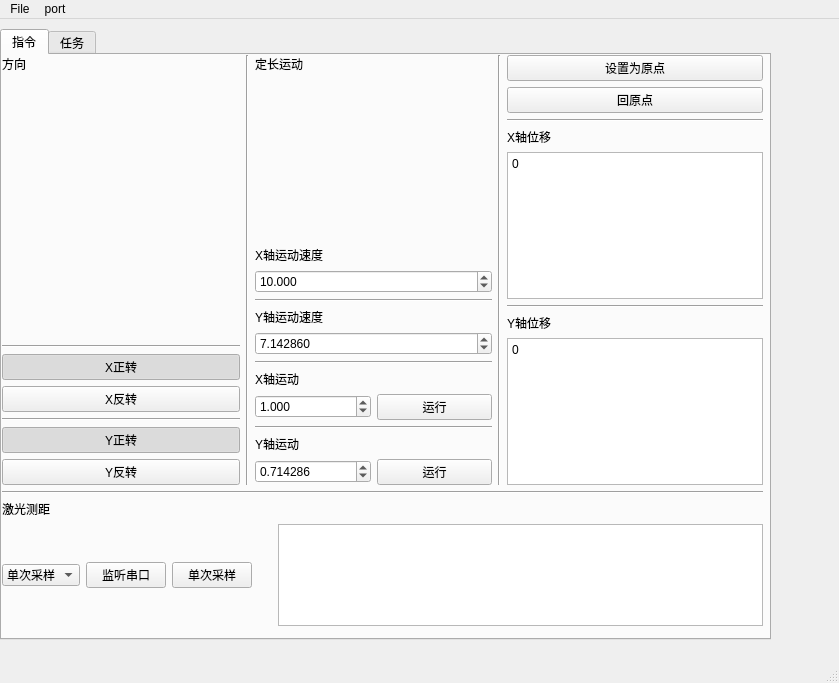
Before: the Qt Designer form gui/gui0.ui in SophistGuaPi/laser-radar-project, drawn with Qt 5.
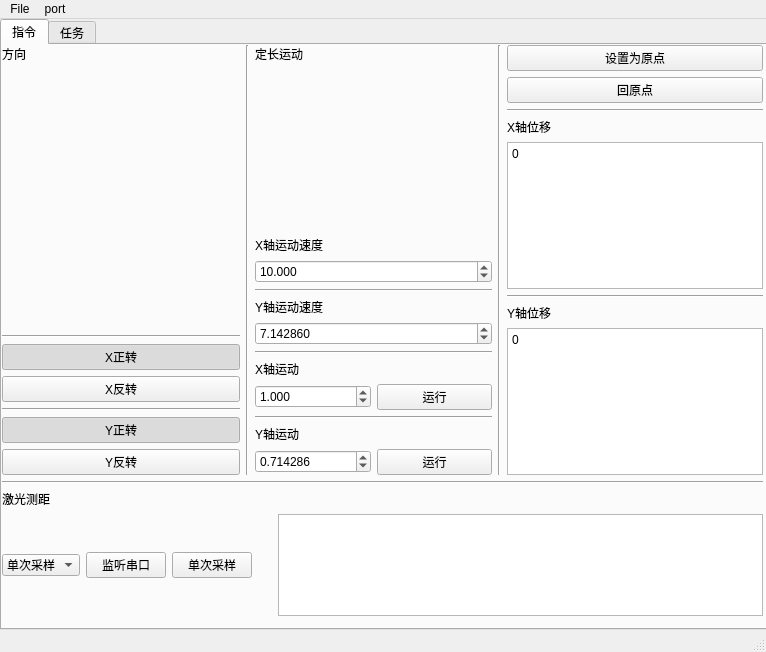
After: the same form once the commit is applied.

Patch:
```diff
--- a/gui/gui0.ui
+++ b/gui/gui0.ui
@@ -6,8 +6,8 @@
    <rect>
     <x>0</x>
     <y>0</y>
-    <width>839</width>
-    <height>683</height>
+    <width>766</width>
+    <height>652</height>
    </rect>
   </property>
   <property name="windowTitle">
@@ -21,7 +21,7 @@
     <property name="geometry">
      <rect>
       <x>0</x>
-      <y>10</y>
+      <y>0</y>
       <width>771</width>
       <height>611</height>
      </rect>
@@ -1110,7 +1110,7 @@
     <rect>
      <x>0</x>
      <y>0</y>
-     <width>839</width>
+     <width>766</width>
      <height>23</height>
     </rect>
    </property>
```
